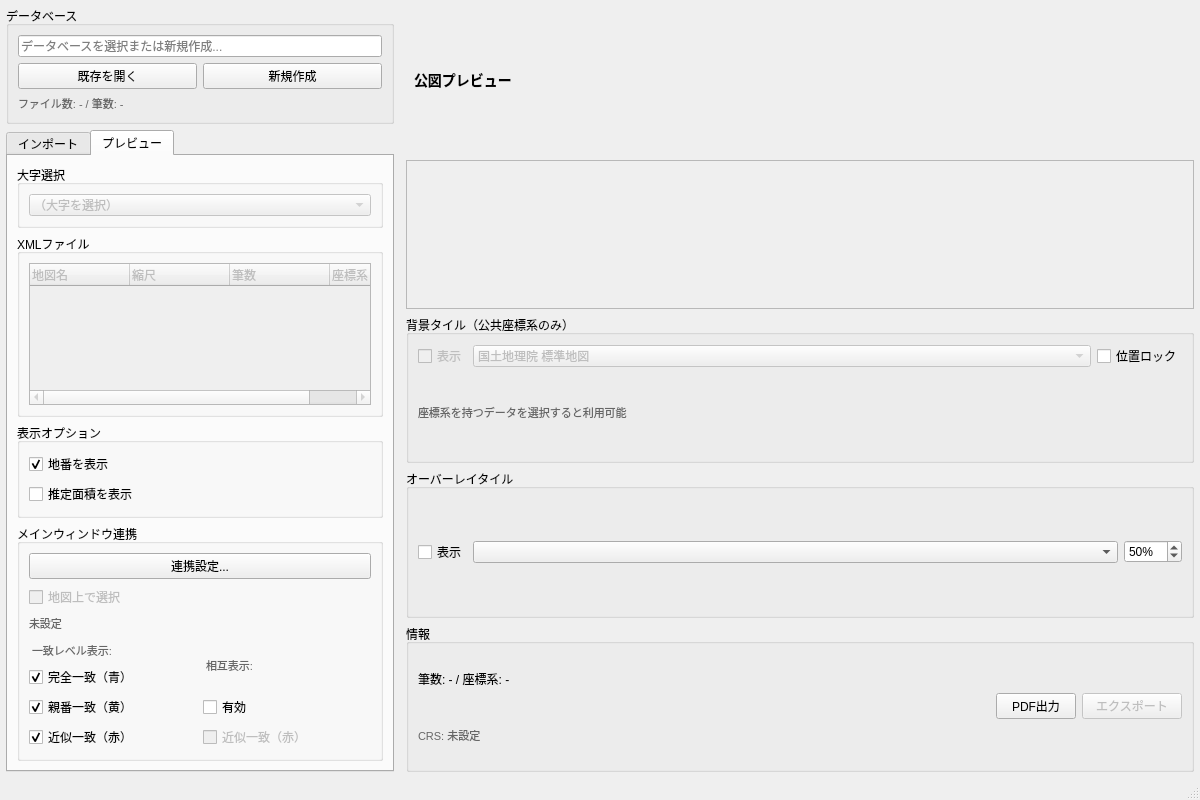
The window that kozu_main_window.ui (raw-slnc/kozu_xml_integrator) describes before a commit, drawn with Qt 5.
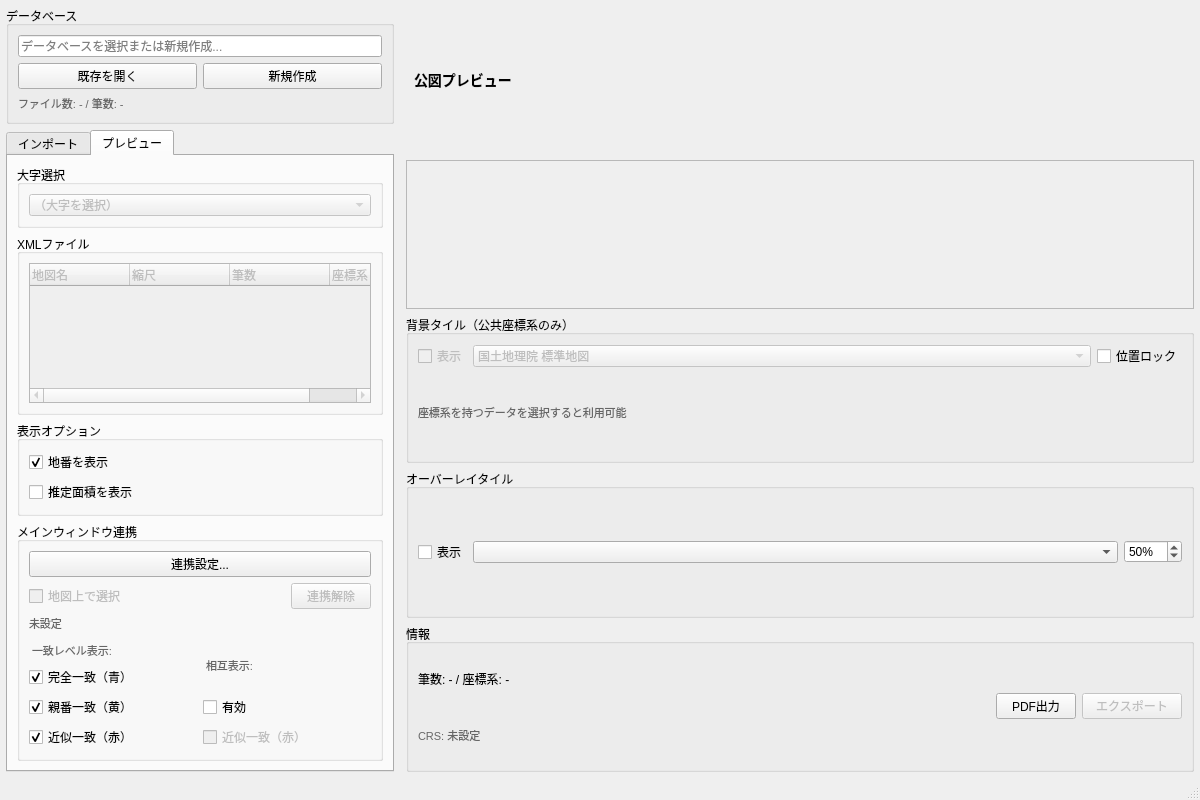
The same window after the commit. The open tabs and pages were chosen to show the change.

Commit message:
Add municipality filter, link clear button, and crosshair overlay
- Add municipality column filter to exclude parcels from different
  municipalities (e.g. distinguish 大沢 in 伊豆市 from 大沢里 in 西伊豆町)
- Add link clear button (連携解除) to UI
- Add crosshair overlay on preview canvas dividing view into 4 quadrants
- Store XML municipality_name from t_xml_meta for post-filter matching
- Remove debug code from previous session

The edit to the form file:
```diff
--- a/kozu_main_window.ui
+++ b/kozu_main_window.ui
@@ -359,6 +359,8 @@
                </widget>
               </item>
               <item>
+               <layout class="QHBoxLayout" name="mainSelectRow">
+                <item>
                <widget class="QCheckBox" name="chkEnableMainSelect">
                 <property name="text">
                  <string>地図上で選択</string>
@@ -367,6 +369,24 @@
                  <bool>false</bool>
                 </property>
                </widget>
+                </item>
+                <item>
+                 <widget class="QPushButton" name="btnLinkClear">
+                  <property name="text">
+                   <string>連携解除</string>
+                  </property>
+                  <property name="enabled">
+                   <bool>false</bool>
+                  </property>
+                  <property name="maximumSize">
+                   <size>
+                    <width>80</width>
+                    <height>16777215</height>
+                   </size>
+                  </property>
+                 </widget>
+                </item>
+               </layout>
               </item>
               <item>
                <widget class="QLabel" name="lblLinkStatus">
```
Lines whose indentation alone changed are shown as unchanged. The commit also changes 2 other files.
